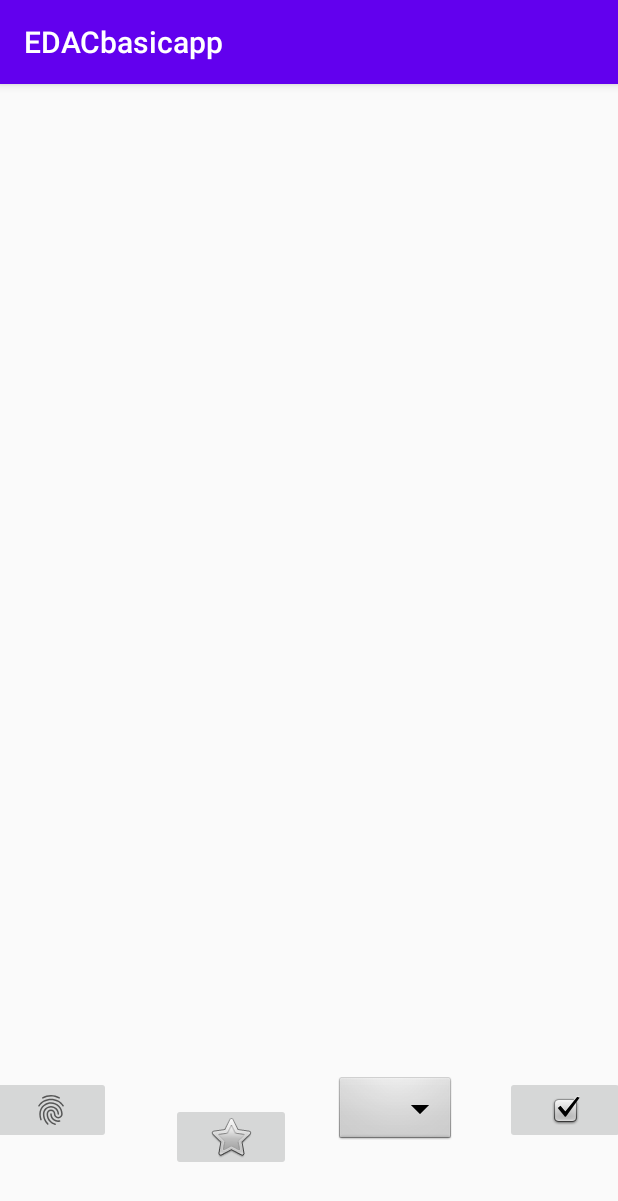
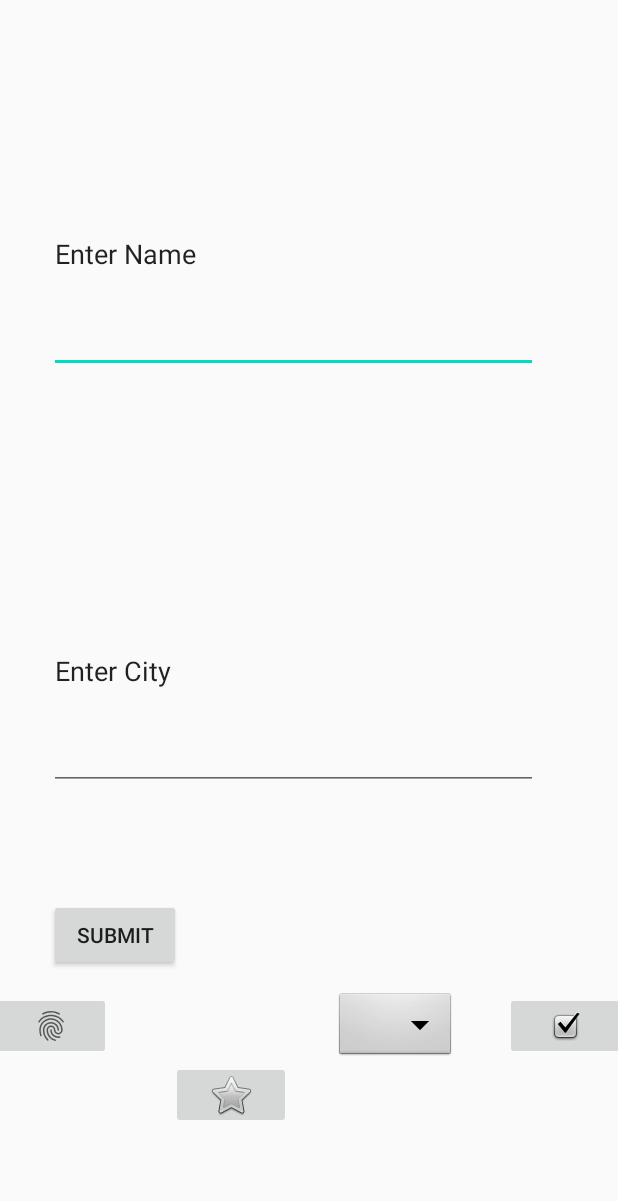
Before and after one commit to CodeNext-TeamEdgeY2/EDACbasicapp, an Android app: the FormActivity screen opened directly, with no data from a screen before it, on a phone screen of 412 x 824 dp. Shown: the top 1201 px of the screen. Run offline under Robolectric (Android 15) with nearby library versions, the phone set to English and light mode, and no system bars; our stand-ins replace Firebase (no records; nobody signed in at launch, a user with empty details on screens opened directly); Roboto replaces fonts that are not available here.

Commit message:
I connected the submit buttin info to send

```diff
--- a/app/src/main/java/com/example/edacbasicapp/FormActivity.java
+++ b/app/src/main/java/com/example/edacbasicapp/FormActivity.java
@@ -6,19 +6,30 @@ import android.app.Activity;
 import android.content.Intent;
 import android.os.Bundle;
 import android.view.View;
+import android.widget.EditText;
 
 import com.google.firebase.database.DatabaseReference;
 import com.google.firebase.database.FirebaseDatabase;
 
+import java.util.ArrayList;
+
 public class FormActivity extends AppCompatActivity {
     FirebaseDatabase fdatabase;
     DatabaseReference rdatabase;
+    EditText userInfo1;
+    EditText userInfo2;
+    ArrayList<String> compiledInfo;
+
     @Override
     protected void onCreate(Bundle savedInstanceState) {
         super.onCreate(savedInstanceState);
         setContentView(R.layout.activity_form);
         fdatabase = FirebaseDatabase.getInstance();
-        rdatabase = fdatabase.getReference();
+        rdatabase = fdatabase.getReference().child("compiledInfo");
+        userInfo1 = findViewById(R.id.nameText);
+        userInfo2 = findViewById(R.id.cityText);
+        compiledInfo = new ArrayList<String>();
+
     }
     public void openFormPage(View view) {
         Intent myIntent = new Intent(FormActivity.this, FormActivity.class);
@@ -39,4 +50,13 @@ public class FormActivity extends AppCompatActivity {
         Intent myIntent = new Intent(FormActivity.this, FoundersActivity.class);
         startActivity(myIntent);
     }
+
+    public void sendInfo(View view) {
+        String name = String.valueOf(userInfo1.getText());
+        String city = String.valueOf(userInfo2.getText());
+        String last = (name + " [" + city + "]" );
+        compiledInfo.add(last);
+        rdatabase.push().setValue(last);
+
+    }
 }
--- a/app/src/main/java/com/example/edacbasicapp/MainActivity.java
+++ b/app/src/main/java/com/example/edacbasicapp/MainActivity.java
@@ -2,6 +2,7 @@ package com.example.edacbasicapp;
 
 import androidx.appcompat.app.AppCompatActivity;
 
+import android.app.Activity;
 import android.content.Intent;
 import android.os.Bundle;
 import android.view.View;
@@ -15,7 +16,7 @@ public class MainActivity extends AppCompatActivity {
     }
 
     public void openListPage(View view) {
-        Intent myIntent = new Intent(MainActivity.this, ListActivity.class);
+        Intent myIntent = new Intent(MainActivity.this, FormActivity.class);
         startActivity(myIntent);
 
     }
--- a/app/src/main/res/layout/activity_form.xml
+++ b/app/src/main/res/layout/activity_form.xml
@@ -77,4 +77,60 @@
         app:layout_constraintVertical_bias="0.0"
         app:srcCompat="@android:drawable/checkbox_on_background" />
 
+    <EditText
+        android:id="@+id/nameText"
+        android:layout_width="326dp"
+        android:layout_height="158dp"
+        android:layout_marginStart="32dp"
+        android:layout_marginLeft="32dp"
+        android:layout_marginTop="116dp"
+        android:layout_marginEnd="53dp"
+        android:layout_marginRight="53dp"
+        android:layout_marginBottom="60dp"
+        android:ems="10"
+        android:inputType="textPersonName"
+        android:text="Enter Name "
+        app:layout_constraintBottom_toTopOf="@+id/cityText"
+        app:layout_constraintEnd_toEndOf="parent"
+        app:layout_constraintStart_toStartOf="parent"
+        app:layout_constraintTop_toTopOf="parent" />
+
+    <EditText
+        android:id="@+id/cityText"
+        android:layout_width="326dp"
+        android:layout_height="158dp"
+        android:layout_marginStart="32dp"
+        android:layout_marginLeft="32dp"
+        android:layout_marginTop="60dp"
+        android:layout_marginEnd="53dp"
+        android:layout_marginRight="53dp"
+        android:layout_marginBottom="51dp"
+        android:ems="10"
+        android:inputType="textPersonName"
+        android:text="Enter City "
+        app:layout_constraintBottom_toTopOf="@+id/submitButton"
+        app:layout_constraintEnd_toEndOf="parent"
+        app:layout_constraintStart_toStartOf="parent"
+        app:layout_constraintTop_toBottomOf="@+id/nameText" />
+
+    <Button
+        android:id="@+id/submitButton"
+        android:layout_width="wrap_content"
+        android:layout_height="wrap_content"
+        android:layout_marginStart="32dp"
+        android:layout_marginLeft="32dp"
+        android:layout_marginTop="21dp"
+
+        android:layout_marginEnd="291dp"
+        android:layout_marginRight="291dp"
+        android:layout_marginBottom="39dp"
+        android:onClick="sendInfo"
+        android:text="Submit"
+        app:layout_constraintBottom_toTopOf="@+id/FormButton"
+        app:layout_constraintEnd_toEndOf="parent"
+        app:layout_constraintStart_toStartOf="parent"
+        app:layout_constraintTop_toBottomOf="@+id/cityText" />
+
+
+
 </androidx.constraintlayout.widget.ConstraintLayout>
--- a/app/src/main/res/layout/activity_main.xml
+++ b/app/src/main/res/layout/activity_main.xml
@@ -23,7 +23,9 @@
         app:layout_constraintHorizontal_bias="0.913"
         app:layout_constraintStart_toStartOf="parent"
         app:layout_constraintTop_toTopOf="parent"
-        app:layout_constraintVertical_bias="0.975" />
+        app:layout_constraintVertical_bias="0.975"
+
+        />
 
     <TextView
         android:id="@+id/textView4"
--- a/app/src/main/res/values/styles.xml
+++ b/app/src/main/res/values/styles.xml
@@ -1,7 +1,7 @@
 <resources>
 
     <!-- Base application theme. -->
-    <style name="AppTheme" parent="Theme.AppCompat.Light.DarkActionBar">
+    <style name="AppTheme" parent="Theme.AppCompat.Light.NoActionBar">
         <!-- Customize your theme here. -->
         <item name="colorPrimary">@color/colorPrimary</item>
         <item name="colorPrimaryDark">@color/colorPrimaryDark</item>
--- a/build.gradle
+++ b/build.gradle
@@ -9,7 +9,7 @@ buildscript {
     }
     dependencies {
         classpath 'com.android.tools.build:gradle:3.6.2'
-        classpath 'com.google.gms:google-services:4.2.0'
+        classpath 'com.google.gms:google-services:4.3.3'
 
 
         // NOTE: Do not place your application dependencies here; they belong
```
